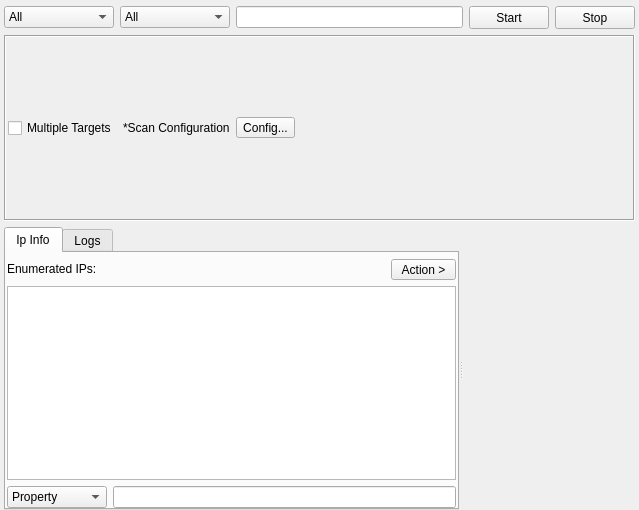
Old version of the form sub3suite/src/enums/ip/IpEnum.ui in the repository 3nock/OTE.
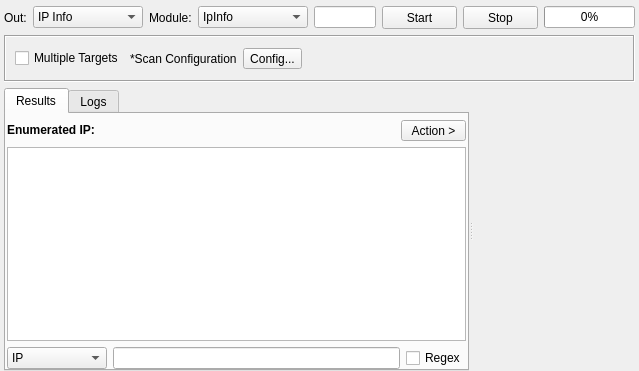
New version of the form. Custom widgets are drawn as their Qt base class.

Commit message: IPEnum implementation done

```diff
--- a/sub3suite/src/enums/ip/IpEnum.ui
+++ b/sub3suite/src/enums/ip/IpEnum.ui
@@ -7,7 +7,7 @@
     <x>0</x>
     <y>0</y>
     <width>639</width>
-    <height>510</height>
+    <height>371</height>
    </rect>
   </property>
   <property name="windowTitle">
@@ -28,6 +28,40 @@
    </property>
    <item>
     <layout class="QHBoxLayout" name="horizontalLayout">
+     <item>
+      <widget class="QLabel" name="labelOut">
+       <property name="text">
+        <string>Out:</string>
+       </property>
+      </widget>
+     </item>
+     <item>
+      <widget class="QComboBox" name="comboBox_2">
+       <property name="minimumSize">
+        <size>
+         <width>110</width>
+         <height>0</height>
+        </size>
+       </property>
+       <item>
+        <property name="text">
+         <string>IP Info</string>
+        </property>
+       </item>
+       <item>
+        <property name="text">
+         <string>Reverse IP</string>
+        </property>
+       </item>
+      </widget>
+     </item>
+     <item>
+      <widget class="QLabel" name="labelModule">
+       <property name="text">
+        <string>Module:</string>
+       </property>
+      </widget>
+     </item>
      <item>
       <widget class="QComboBox" name="comboBoxEngine">
        <property name="minimumSize">
@@ -36,11 +70,6 @@
          <height>0</height>
         </size>
        </property>
-       <item>
-        <property name="text">
-         <string>All</string>
-        </property>
-       </item>
        <item>
         <property name="text">
          <string>IpInfo</string>
@@ -53,21 +82,6 @@
        </item>
       </widget>
      </item>
-     <item>
-      <widget class="QComboBox" name="comboBox_2">
-       <property name="minimumSize">
-        <size>
-         <width>110</width>
-         <height>0</height>
-        </size>
-       </property>
-       <item>
-        <property name="text">
-         <string>All</string>
-        </property>
-       </item>
-      </widget>
-     </item>
      <item>
       <widget class="QLineEdit" name="lineEditTarget"/>
      </item>
@@ -109,6 +123,13 @@
        </property>
       </widget>
      </item>
+     <item>
+      <widget class="QProgressBar" name="progressBar">
+       <property name="value">
+        <number>0</number>
+       </property>
+      </widget>
+     </item>
     </layout>
    </item>
    <item>
@@ -121,10 +142,10 @@
      </property>
      <layout class="QHBoxLayout" name="horizontalLayout_2">
       <property name="leftMargin">
-       <number>2</number>
+       <number>9</number>
       </property>
       <property name="rightMargin">
-       <number>2</number>
+       <number>9</number>
       </property>
       <item>
        <widget class="QCheckBox" name="checkBoxMultipleTargets">
@@ -174,7 +195,7 @@
       </property>
       <widget class="QWidget" name="tabInfo">
        <attribute name="title">
-        <string>Ip Info</string>
+        <string>Results</string>
        </attribute>
        <layout class="QVBoxLayout" name="verticalLayout">
         <property name="leftMargin">
@@ -199,8 +220,14 @@
               <verstretch>0</verstretch>
              </sizepolicy>
             </property>
+            <property name="font">
+             <font>
+              <weight>75</weight>
+              <bold>true</bold>
+             </font>
+            </property>
             <property name="text">
-             <string>Enumerated IPs:</string>
+             <string>Enumerated IP:</string>
             </property>
            </widget>
           </item>
@@ -269,7 +296,7 @@
             </property>
             <item>
              <property name="text">
-              <string>Property</string>
+              <string>IP</string>
              </property>
             </item>
             <item>
@@ -282,6 +309,13 @@
           <item>
            <widget class="QLineEdit" name="lineEditFilter"/>
           </item>
+          <item>
+           <widget class="QCheckBox" name="checkBoxRegex">
+            <property name="text">
+             <string>Regex</string>
+            </property>
+           </widget>
+          </item>
          </layout>
         </item>
        </layout>
```
Left out of the diff: 9 changed lines with no effect on the pictures. The commit also changes 23 other files.
